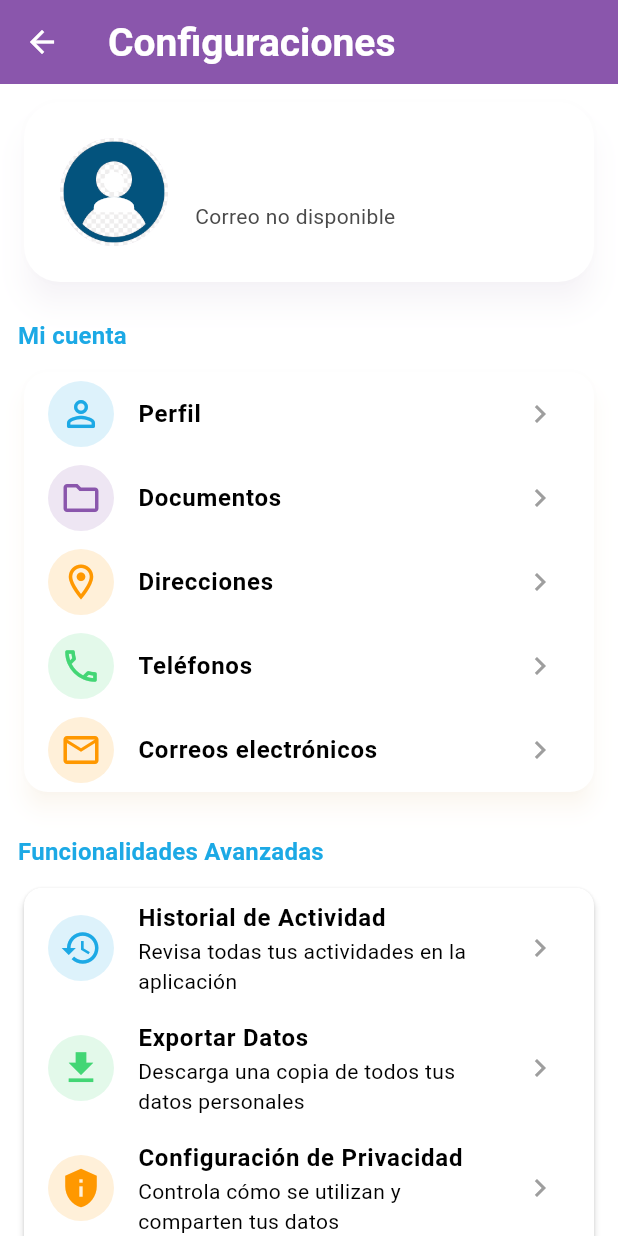
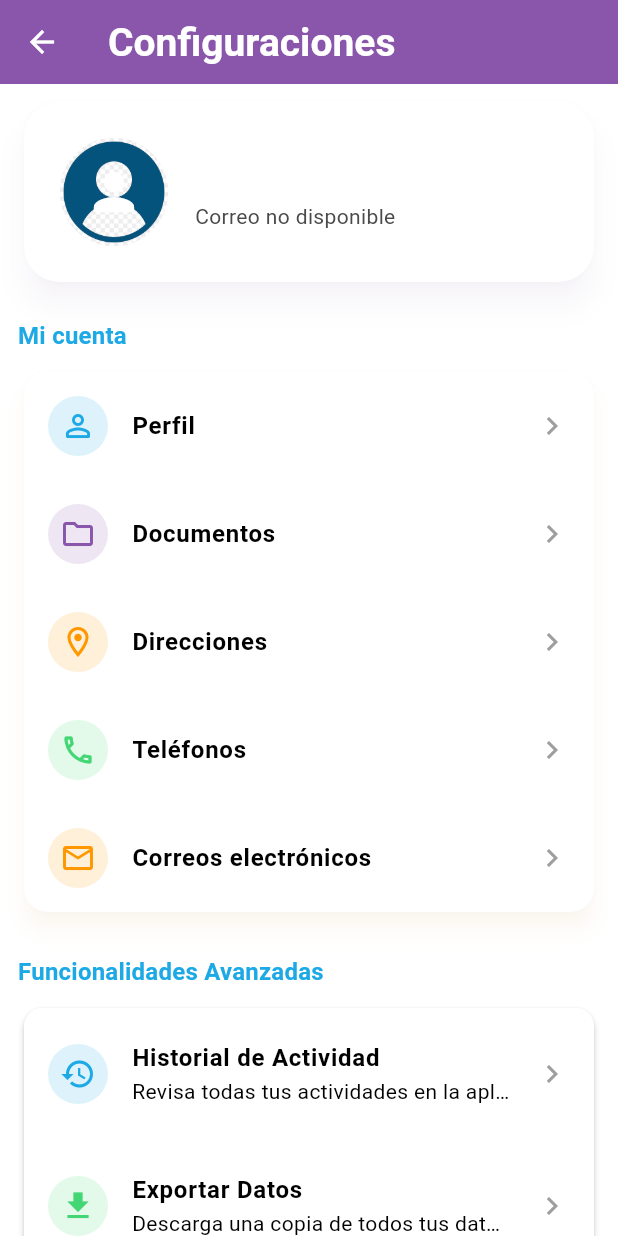
Before and after one commit to Abrahan-Eagle/zonix-eats-front, a Flutter app: the SettingsPage2 screen opened directly, on a phone screen of 412 x 824 dp. Run offline on Flutter 3.47's test engine with Material 3 defaults, Android fonts, the phone set to English and light mode, and no system bars; our stand-ins replace flutter_dotenv, flutter_expandable_fab, flutter_native_splash, flutter_secure_storage, flutter_svg, geolocator and 10 more; missing offline and left inert: about, google_mlkit_document_scanner, google_mlkit_face_detection, mobile_scanner; accounts and stored records are empty; network calls fail; statements that could not run were skipped.

Commit message:
fix: corregir overflow en UI y ajustar layout de ListTile

```diff
--- a/lib/features/screens/settings/settings_page_2.dart
+++ b/lib/features/screens/settings/settings_page_2.dart
@@ -623,13 +623,25 @@ class _SettingsPage2State extends State<SettingsPage2> {
     return ListTile(
       leading: CircleAvatar(
         backgroundColor: color.withOpacity(0.15),
-        child: Icon(icon, color: color, size: 28),
-        radius: 22,
+        child: Icon(icon, color: color, size: 24),
+        radius: 20,
       ),
-      title: Text(title, style: const TextStyle(fontWeight: FontWeight.bold)),
-      subtitle: subtitle != null ? Text(subtitle) : null,
+      title: Flexible(
+        child: Text(
+          title,
+          style: const TextStyle(fontWeight: FontWeight.bold),
+          overflow: TextOverflow.ellipsis,
+        ),
+      ),
+      subtitle: subtitle != null ? Flexible(
+        child: Text(
+          subtitle,
+          overflow: TextOverflow.ellipsis,
+        ),
+      ) : null,
       trailing: const Icon(Icons.chevron_right, color: Colors.grey),
       onTap: onTap,
+      contentPadding: const EdgeInsets.symmetric(horizontal: 16, vertical: 8),
     );
   }
 
--- a/lib/features/services/commerce_notification_service.dart
+++ b/lib/features/services/commerce_notification_service.dart
@@ -82,7 +82,7 @@ class CommerceNotificationService {
         'id': 1,
         'type': 'order',
         'title': 'Nuevo pedido recibido',
-        'message': 'Pedido #ORD-001 recibido por $25.00',
+        'message': 'Pedido #ORD-001 recibido por \$25.00',
         'read_at': null,
         'created_at': DateTime.now().subtract(Duration(minutes: 5)).toIso8601String(),
       },
```
Also changed, not shown: lib/features/screens/auth/sign_in_screen.dart (+10 -8 lines).
